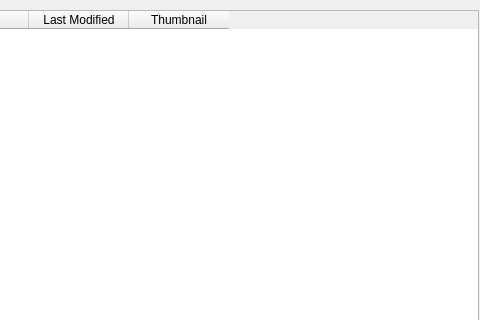
Before: the Qt Designer form Qt/InstaDam/app/imagelist.ui in Vedhus/InstaDam, drawn with Qt 5; both pictures show x 292 to 772 and y 0 to 320 of the 867 by 401 pixel window.
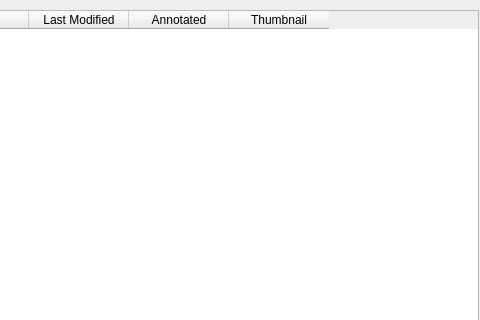
After: the same form once the commit is applied.

Patch:
```diff
--- a/Qt/InstaDam/app/imagelist.ui
+++ b/Qt/InstaDam/app/imagelist.ui
@@ -45,6 +45,11 @@
      <string>Last Modified</string>
     </property>
    </column>
+   <column>
+    <property name="text">
+     <string>Annotated</string>
+    </property>
+   </column>
    <column>
     <property name="text">
      <string>Thumbnail</string>
```
